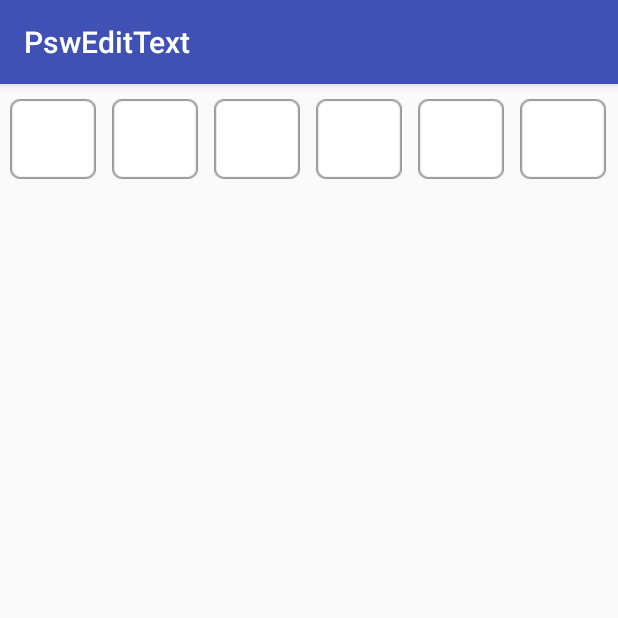
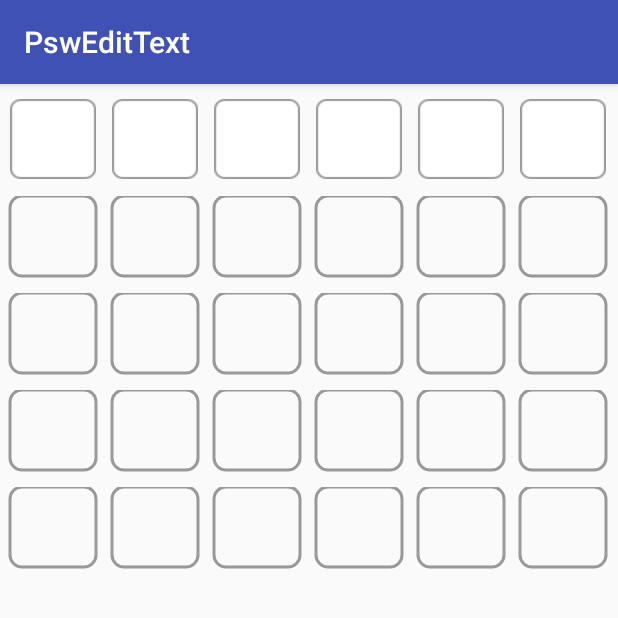
Before and after one commit to rokudol/PswText, an Android app: the screen it shows after launch (MainActivity), on a phone screen of 412 x 824 dp, the top half of it. Run offline under Robolectric (Android 15) with nearby library versions, the phone set to English and light mode, and no system bars.

Commit message:
修改README

```diff
--- a/app/src/main/res/layout/activity_main.xml
+++ b/app/src/main/res/layout/activity_main.xml
@@ -1,15 +1,40 @@
 <?xml version="1.0" encoding="utf-8"?>
 <LinearLayout
     xmlns:android="http://schemas.android.com/apk/res/android"
+    xmlns:app="http://schemas.android.com/apk/res-auto"
     xmlns:tools="http://schemas.android.com/tools"
-    xmlns:app="http://schemas.android.com/apk/res-auto"
     android:id="@+id/activity_main"
     android:layout_width="match_parent"
     android:layout_height="match_parent"
+    android:orientation="vertical"
     tools:context="rokudol.com.pswedittext.MainActivity">
+
     <rokudol.com.pswtext.PswText
+        android:layout_width="match_parent"
+        android:layout_height="wrap_content"
         android:layout_marginTop="10dp"
-        app:isDrawBorderImg="true"
+        app:isDrawBorderImg="true"/>
+
+    <rokudol.com.pswtext.PswText
         android:layout_width="match_parent"
-        android:layout_height="wrap_content"/>
+        android:layout_height="wrap_content"
+        android:layout_marginTop="10dp"/>
+
+    <rokudol.com.pswtext.PswText
+        android:layout_width="match_parent"
+        android:layout_height="wrap_content"
+        android:layout_marginTop="10dp"
+        app:isShowTextPsw="true"/>
+
+    <rokudol.com.pswtext.PswText
+        android:layout_width="match_parent"
+        android:layout_height="wrap_content"
+        android:layout_marginTop="10dp"
+        app:darkPsw="true"/>
+
+    <rokudol.com.pswtext.PswText
+        android:layout_width="match_parent"
+        android:layout_height="wrap_content"
+        android:layout_marginTop="10dp"
+        app:clearTextPsw="true"/>
 </LinearLayout>
--- a/build.gradle
+++ b/build.gradle
@@ -6,6 +6,7 @@ buildscript {
     }
     dependencies {
         classpath 'com.android.tools.build:gradle:2.2.3'
+        classpath 'com.novoda:bintray-release:0.3.4'
 
         // NOTE: Do not place your application dependencies here; they belong
         // in the individual module build.gradle files
--- a/pswtext/src/main/java/rokudol/com/pswtext/PswText.java
+++ b/pswtext/src/main/java/rokudol/com/pswtext/PswText.java
@@ -24,41 +24,34 @@ import android.view.inputmethod.InputMethodManager;
 
 import java.util.ArrayList;
 
-/**
- * @name：
- * @author： 司马林
- * @phone： 18423134135
- * @createTime： 2017/8/8
- * @modifyTime： 2017/8/8
- * @explain：
- */
+
 public class PswText  extends View {
-	private InputMethodManager input;//输入法管理
-	private ArrayList<Integer> result;//输入当前结果保存
-	private int saveResult;//保存按下back键时输入的密码总数
-	private int pswLength;//密码长度
-	private int borderColor;//边框颜色
-	private int borderShadowColor;//边框阴影颜色
-	private int pswColor;//密码颜色
-	private int pswTextSize;//密码明文大小
-	private int inputBorderColor;//输入时边框颜色
-	private int borderImg;//密码框图片
-	private int inputBorderImg;//输入时密码框图片
-	private int delayTime;//延迟绘制圆点时间
-	private boolean isBorderImg;//密码框是否使用图片绘制
-	private boolean isShowTextPsw;//按back键时是否绘制明文密码
-	private boolean isShowBorderShadow;//输入密码时，密码框颜色是否显示阴影
-	private boolean clearTextPsw;//只绘制明文密码
-	private boolean darkPsw;//只绘制圆点密码
-	private Paint pswDotPaint;//密码原点画笔
-	private Paint pswTextPaint;//密码明文画笔
-	private Paint borderPaint;//边框画笔
-	private Paint inputBorderPaint;//输入时边框画笔
-	private RectF borderRectF;//边框矩形
-	private int borderRadius;//边框圆角程度
-	private int borderWidth;//边框宽度
-	private int spacingWidth;//边框之间的间距
-	private InputCallBack inputCallBack;//输入监听
+	private InputMethodManager input;//Input method management
+	private ArrayList<Integer> result;//Enter the current result to save
+	private int saveResult;//Save the total number of passwords entered when the back key is pressed
+	private int pswLength;//Password length
+	private int borderColor;//Border color
+	private int borderShadowColor;//Border shadow color
+	private int pswColor;//password color
+	private int pswTextSize;//Password plaintext size
+	private int inputBorderColor;//The border color is entered
+	private int borderImg;//Password box picture
+	private int inputBorderImg;//When entering the password box picture
+	private int delayTime;//Delay the drawing of the dot time
+	private boolean isBorderImg;//Whether the password box is drawn using pictures
+	private boolean isShowTextPsw;//Whether to draw a clear text password when you press the back key
+	private boolean isShowBorderShadow;//When the password is entered, the password box color shows shadows
+	private boolean clearTextPsw;//Only draw plain text password
+	private boolean darkPsw;//Only draw the dot password
+	private Paint pswDotPaint;//Password origin pen
+	private Paint pswTextPaint;//Password clear brush
+	private Paint borderPaint;//Border brush
+	private Paint inputBorderPaint;//When you enter the border brush
+	private RectF borderRectF;//Border rectangle
+	private int borderRadius;//Border rounded
+	private int borderWidth;//Border width
+	private int spacingWidth;//The spacing between the borders
+	private InputCallBack inputCallBack;//Enter listen
 
 	private static boolean invalidated = false;
 	private Handler handler = new Handler() {
@@ -96,7 +89,7 @@ public class PswText  extends View {
 		initView(context, attrs);
 	}
 
-	//初始化各数值
+	//Initialize the values
 	private void initView(Context context, AttributeSet attrs) {
 		this.setOnKeyListener(new NumKeyListener());
 		this.setFocusable(true);
@@ -139,45 +132,45 @@ public class PswText  extends View {
 			isShowBorderShadow = false;
 			pswTextSize = (int) TypedValue.applyDimension(TypedValue.COMPLEX_UNIT_SP, 18, getResources().getDisplayMetrics());
 		}
-		//边框宽度初始值为40dp
+		//The initial width of the border is 40dp
 		borderWidth = (int) TypedValue.applyDimension(TypedValue.COMPLEX_UNIT_DIP, 40, getResources().getDisplayMetrics());
-		//边框间的间距初始值为10dp
+		//The spacing between frames is 10dp
 		spacingWidth = (int) TypedValue.applyDimension(TypedValue.COMPLEX_UNIT_DIP, 10, getResources().getDisplayMetrics());
-		//边框的圆角程度初始值为8dp
+		//The roundness of the border is 8dp
 		borderRadius = (int) TypedValue.applyDimension(TypedValue.COMPLEX_UNIT_DIP, 8, getResources().getDisplayMetrics());
 		borderRectF = new RectF();
 		initPaint();
 	}
 
-	//初始化各画笔
+	//Initialize each brush
 	private void initPaint() {
-		//密码原点初始化
+		//The password origin is initialized
 		pswDotPaint = new Paint();
 		pswDotPaint.setAntiAlias(true);
 		pswDotPaint.setStrokeWidth(3);
 		pswDotPaint.setStyle(Paint.Style.FILL);
 		pswDotPaint.setColor(pswColor);
 
-		//密码明文初始化
+		//Password plaintext initialization
 		pswTextPaint = new Paint();
 		pswTextPaint.setAntiAlias(true);
 		pswTextPaint.setFakeBoldText(true);
 		pswTextPaint.setColor(pswColor);
 
-		//边框画笔初始化
+		//Border brush is initialized
 		borderPaint = new Paint();
 		borderPaint.setAntiAlias(true);
 		borderPaint.setColor(borderColor);
 		borderPaint.setStyle(Paint.Style.STROKE);
 		borderPaint.setStrokeWidth(3);
 
-		//输入时边框画笔初始化
+		//Input the border brush to initialize
 		inputBorderPaint = new Paint();
 		inputBorderPaint.setAntiAlias(true);
 		inputBorderPaint.setColor(inputBorderColor);
 		inputBorderPaint.setStyle(Paint.Style.STROKE);
 		inputBorderPaint.setStrokeWidth(3);
-		//密码框阴影颜色
+		//Password box shadow color
 		if (isShowBorderShadow) {
 			inputBorderPaint.setShadowLayer(6, 0, 0, borderShadowColor);
 			setLayerType(LAYER_TYPE_SOFTWARE, inputBorderPaint);
@@ -193,16 +186,16 @@ public class PswText  extends View {
 		int heightSize = MeasureSpec.getSize(heightMeasureSpec);
 
 		if (widthSpec == MeasureSpec.AT_MOST) {
-			if (heightSpec != MeasureSpec.AT_MOST) {//高度已知但宽度未知时
+			if (heightSpec != MeasureSpec.AT_MOST) {//Height is known but when width is unknown
 				spacingWidth = heightSize / 4;
 				widthSize = (heightSize * pswLength) + (spacingWidth * (pswLength - 1));
 				borderWidth = heightSize;
-			} else {//宽度，高度都未知时
+			} else {//Width, height are unknown
 				widthSize = (borderWidth * pswLength) + (spacingWidth * (pswLength - 1));
 				heightSize = borderWidth;
 			}
 		} else {
-			//宽度已知但高度未知
+			//The width is known but the height is unknown
 			if (heightSpec == MeasureSpec.AT_MOST) {
 				borderWidth = (widthSize * 4) / (5 * pswLength);
 				spacingWidth = borderWidth / 4;
@@ -215,23 +208,25 @@ public class PswText  extends View {
 	@Override
 	protected void onDraw(Canvas canvas) {
 		super.onDraw(canvas);
-		int dotRadius = borderWidth / 6;//圆圈占格子的三分之一
+		int dotRadius = borderWidth / 6;//Circle accounts for one third of the lattice
 		int height = getHeight() - 2;
 
-		//如果文字大小等于默认值，则按比例调整文字大小，否则按实际输入的大小设置
+		/*
+		* If the text size is equal to the default value, then adjust the size of the text size, otherwise set by the actual size of the input
+		* */
 		if (pswTextSize == (int) TypedValue.applyDimension(TypedValue.COMPLEX_UNIT_SP, 18, getResources().getDisplayMetrics())) {
 			pswTextSize = (int) TypedValue.applyDimension(TypedValue.COMPLEX_UNIT_SP, borderWidth / 8, getResources().getDisplayMetrics());
 		}
 		pswTextPaint.setTextSize(pswTextSize);
 
-		//绘制密码格
+		//Draw the password grid
 		drawBorder(canvas, height);
 
 		if (clearTextPsw) {
 			for (int i = 0; i < result.size(); i++) {
 				String num = result.get(i) + "";
 				drawText(canvas, num, i);
-				//密码框坐标
+				//Password box coordinates
 				int left = (int) (i * (borderWidth + spacingWidth) + (0.5 * spacingWidth));
 				int right = (int) (((i + 1) * borderWidth) + (i * spacingWidth) + (0.7 * spacingWidth));
 
@@ -252,12 +247,12 @@ public class PswText  extends View {
 				return;
 			}
 			for (int i = 0; i < result.size(); i++) {
-				//密码明文
+				//Password plaintext
 				String num = result.get(i) + "";
-				//圆点坐标
+				//Dot coordinates
 				float circleX = (float) (((i - 1) * (borderWidth + spacingWidth)) + (borderWidth / 2) + (0.6 * spacingWidth));
 				float circleY = borderWidth / 2;
-				//密码框坐标
+				//Password box coordinates
 				int left = (int) (i * (borderWidth + spacingWidth) + (0.5 * spacingWidth));
 				int right = (int) (((i + 1) * borderWidth) + (i * spacingWidth) + (0.7 * spacingWidth));
 
@@ -265,18 +260,22 @@ public class PswText  extends View {
 
 				drawText(canvas, num, i);
 
-				//当输入位置 = 输入的长度时，即判断当前绘制的位置是否为当前密码位置，若是则延迟1s后绘制圆点
+				/*
+				* When the input position = input length,
+				* that is to determine whether the current location of the current password is the location,
+				* if it is delayed after 1s dots
+				* */
 				if (i + 1 == result.size()) {
 					handler.sendEmptyMessageDelayed(1, delayTime);
 				}
-				//若按下back键保存的密码 > 输入的密码长度，则只绘制圆点
-				//即按下back键时，不绘制明文密码
+				//If you press the back key to save the password> enter the password length, only draw the dot
+				//When you press the back button, do not draw plain text password
 				if (!isShowTextPsw) {
 					if (saveResult > result.size()) {
 						canvas.drawCircle((float) ((i * (borderWidth + spacingWidth)) + (borderWidth / 2 + (0.6 * spacingWidth))), circleY, dotRadius, pswDotPaint);
 					}
 				}
-				//当输入第二个密码时，才开始绘制圆点
+				//When the second password is entered, the dots are drawn
 				if (i >= 1) {
 					canvas.drawCircle(circleX, circleY, dotRadius, pswDotPaint);
 				}
@@ -286,7 +285,7 @@ public class PswText  extends View {
 
 	}
 
-	//绘制明文密码
+	//Draw a plain text password
 	private void drawText(Canvas canvas, String num, int i) {
 		Rect mTextBound = new Rect();
 		pswTextPaint.getTextBounds(num, 0, num.length(), mTextBound);
@@ -298,7 +297,7 @@ public class PswText  extends View {
 		}
 	}
 
-	//延迟1s后，将当前输入的明文密码绘制为圆点
+	//After 1s delay, draw the currently entered plaintext password as a dot
 	private void drawDelayCircle(Canvas canvas, int height, int dotRadius) {
 		invalidated = false;
 		for (int i = 0; i < result.size(); i++) {
@@ -314,7 +313,7 @@ public class PswText  extends View {
 		handler.removeMessages(1);
 	}
 
-	//初始判断是否使用图片绘制密码框
+	//The initial judgment whether to use the picture to draw the password box
 	private void drawBorder(Canvas canvas, int height) {
 		Bitmap bitmap = BitmapFactory.decodeResource(getResources(), borderImg);
 		Rect src = new Rect(0, 0, bitmap.getWidth(), bitmap.getHeight());
@@ -333,7 +332,7 @@ public class PswText  extends View {
 
 	}
 
-	//判断是否使用图片绘制密码框
+	//Determine whether to use the picture to draw the password box
 	private void drawBitmapOrBorder(Canvas canvas, int left, int right, int height) {
 		if (isBorderImg) {
 			Bitmap bitmap = BitmapFactory.decodeResource(getResources(), inputBorderImg);
@@ -347,13 +346,13 @@ public class PswText  extends View {
 		}
 	}
 
-	//清除密码
+	//clear password
 	public void clearPsw() {
 		result.clear();
 		invalidate();
 	}
 
-	//获取输入的密码
+	//get password
 	public String getPsw() {
 		StringBuffer sb = new StringBuffer();
 		for (int i : result) {
@@ -362,14 +361,14 @@ public class PswText  extends View {
 		return sb.toString();
 	}
 
-	//隐藏键盘
+	//hide keyBord
 	public void hideKeyBord() {
 		input.hideSoftInputFromWindow(this.getWindowToken(), 0);
 	}
 
 	@Override
 	public boolean onTouchEvent(MotionEvent event) {
-		if (event.getAction() == MotionEvent.ACTION_DOWN) {//点击控件弹出输入键盘
+		if (event.getAction() == MotionEvent.ACTION_DOWN) {//Click the controls to pop up the input keyboard
 			requestFocus();
 			input.showSoftInput(this, InputMethodManager.SHOW_FORCED);
 			return true;
@@ -387,7 +386,7 @@ public class PswText  extends View {
 
 	@Override
 	public InputConnection onCreateInputConnection(EditorInfo outAttrs) {
-		outAttrs.inputType = InputType.TYPE_CLASS_NUMBER;//输入类型为数字
+		outAttrs.inputType = InputType.TYPE_CLASS_NUMBER;//inputType is number
 		outAttrs.imeOptions = EditorInfo.IME_ACTION_DONE;
 		return new NumInputConnection(this, false);
 	}
@@ -405,13 +404,13 @@ public class PswText  extends View {
 
 		@Override
 		public boolean commitText(CharSequence text, int newCursorPosition) {
-			//这里是接受输入法的文本的，我们只处理数字，所以什么操作都不做
+			//Here is to accept the input method of the text, we only deal with the number, so what operations do not do
 			return super.commitText(text, newCursorPosition);
 		}
 
 		@Override
 		public boolean deleteSurroundingText(int beforeLength, int afterLength) {
-			//软键盘的删除键 DEL 无法直接监听，自己发送del事件
+			//Soft keyboard delete key DEL can not directly monitor, send their own del event
 			if (beforeLength == 1 && afterLength == 0) {
 				return super.sendKeyEvent(new KeyEvent(KeyEvent.ACTION_DOWN, KeyEvent.KEYCODE_DEL))
 						&& super.sendKeyEvent(new KeyEvent(KeyEvent.ACTION_UP, KeyEvent.KEYCODE_DEL));
@@ -421,16 +420,16 @@ public class PswText  extends View {
 	}
 
 	/**
-	 * 按键监听器
+	 * input listener
 	 */
 	class NumKeyListener implements OnKeyListener {
 		@Override
 		public boolean onKey(View v, int keyCode, KeyEvent event) {
 			if (event.getAction() == KeyEvent.ACTION_DOWN) {
-				if (event.isShiftPressed()) {//处理*#等键
+				if (event.isShiftPressed()) {//Handle * # and other keys
 					return false;
 				}
-				if (keyCode >= KeyEvent.KEYCODE_0 && keyCode <= KeyEvent.KEYCODE_9) {//只处理数字
+				if (keyCode >= KeyEvent.KEYCODE_0 && keyCode <= KeyEvent.KEYCODE_9) {//Only deal with numbers
 					if (result.size() < pswLength) {
 						result.add(keyCode - 7);
 						invalidate();
@@ -439,7 +438,7 @@ public class PswText  extends View {
 					return true;
 				}
 				if (keyCode == KeyEvent.KEYCODE_DEL) {
-					if (!result.isEmpty()) {//不为空，删除最后一个
+					if (!result.isEmpty()) {//Not empty, delete the last one
 						saveResult = result.size();
 						result.remove(result.size() - 1);
 						invalidate();
@@ -452,19 +451,19 @@ public class PswText  extends View {
 				}
 			}
 			return false;
-		}//onKey
+		}
 
 		/**
-		 * 判断是否输入完成，输入完成后调用callback
+		 * To determine whether to complete the input, call the call after the completion of call
 		 */
 		void ensureFinishInput() {
-			if (result.size() == pswLength && inputCallBack != null) {//输入完成
+			if (result.size() == pswLength && inputCallBack != null) {//The input is complete
 				StringBuffer sb = new StringBuffer();
 				for (int i : result) {
 					sb.append(i);
 				}
 				InputMethodManager imm = (InputMethodManager) PswText.this.getContext().getSystemService(Context.INPUT_METHOD_SERVICE);
-				imm.hideSoftInputFromWindow(PswText.this.getWindowToken(), 0); //强制隐藏键盘
+				imm.hideSoftInputFromWindow(PswText.this.getWindowToken(), 0); //Force the keyboard to be hidden
 				inputCallBack.onInputFinish(sb.toString());
 			}
 		}
```
Also changed, not shown: pswtext/build.gradle (+11 -0 lines), 2 other files.
